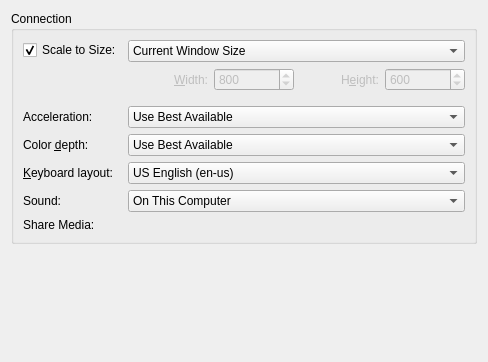
Before: the Qt Designer form rdp/rdppreferences.ui in KDE/krdc, drawn with Qt 5.
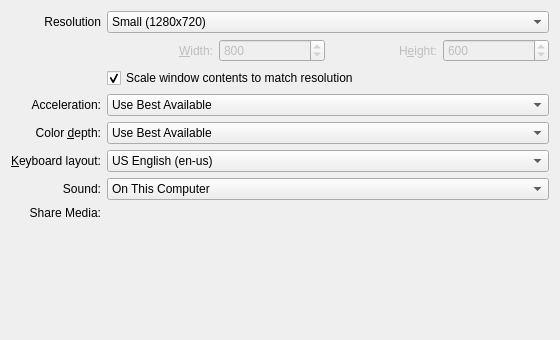
After: the same form once the commit is applied. Custom widgets are drawn as their Qt base class.

Commit message: rdp: Support scaling the window contents and fix resolution selection

The edit to the form file:
```diff
--- a/rdp/rdppreferences.ui
+++ b/rdp/rdppreferences.ui
@@ -6,54 +6,23 @@
    <rect>
     <x>0</x>
     <y>0</y>
-    <width>488</width>
-    <height>362</height>
+    <width>560</width>
+    <height>340</height>
    </rect>
   </property>
-  <layout class="QVBoxLayout" name="verticalLayout_2">
-   <item>
-    <widget class="QGroupBox" name="connectionGroupBox">
-     <property name="title">
-      <string>Connection</string>
-     </property>
-     <layout class="QFormLayout" name="formLayout_2">
-      <item row="0" column="0">
-       <layout class="QVBoxLayout">
-        <item>
-         <widget class="QCheckBox" name="kcfg_ScaleToSize">
-          <property name="minimumSize">
-           <size>
-            <width>0</width>
-            <height>0</height>
-           </size>
-          </property>
+  <layout class="QGridLayout" name="gridLayout">
+   <item row="8" column="0">
+    <widget class="QLabel" name="shareMediaLabel">
           <property name="text">
-           <string>Scale to Size:</string>
-          </property>
-          <property name="checked">
-           <bool>true</bool>
+      <string>Share Media:</string>
+     </property>
+     <property name="alignment">
+      <set>Qt::AlignRight|Qt::AlignTrailing|Qt::AlignVCenter</set>
           </property>
          </widget>
         </item>
-        <item>
-         <spacer name="spacer">
-          <property name="orientation">
-           <enum>Qt::Vertical</enum>
-          </property>
-          <property name="sizeHint" stdset="0">
-           <size>
-            <width>20</width>
-            <height>40</height>
-           </size>
-          </property>
-         </spacer>
-        </item>
-       </layout>
-      </item>
-      <item row="0" column="1">
-       <layout class="QVBoxLayout">
-        <item>
-         <widget class="KComboBox" name="kcfg_Resolution">
+   <item row="5" column="1">
+    <widget class="KComboBox" name="kcfg_ColorDepth">
           <property name="sizePolicy">
            <sizepolicy hsizetype="MinimumExpanding" vsizetype="Fixed">
             <horstretch>0</horstretch>
@@ -66,15 +35,9 @@
             <height>0</height>
            </size>
           </property>
-          <property name="whatsThis">
-           <string>Here you can specify the resolution of the remote desktop. This resolution determines the size of the desktop that will be presented to you.</string>
-          </property>
-          <property name="currentIndex">
-           <number>4</number>
-          </property>
           <item>
            <property name="text">
-            <string>Small (1280x720)</string>
+       <string>Use Best Available</string>
            </property>
           </item>
           <item>
@@ -94,17 +57,12 @@
           </item>
           <item>
            <property name="text">
-            <string>Current Window Size</string>
-           </property>
-          </item>
-          <item>
-           <property name="text">
-            <string>Custom Resolution (...)</string>
+       <string>Low Color (8 Bit)</string>
            </property>
           </item>
          </widget>
         </item>
-        <item>
+   <item row="2" column="1">
          <layout class="QHBoxLayout">
           <item>
            <widget class="QLabel" name="widthLabel">
@@ -172,70 +130,185 @@
           </item>
          </layout>
         </item>
-       </layout>
-      </item>
-      <item row="3" column="0">
+   <item row="4" column="0">
+    <widget class="QLabel" name="accelerationLabel">
+     <property name="text">
+      <string>Acceleration:</string>
+     </property>
+     <property name="alignment">
+      <set>Qt::AlignRight|Qt::AlignTrailing|Qt::AlignVCenter</set>
+     </property>
+    </widget>
+   </item>
+   <item row="9" column="1">
+    <spacer>
+     <property name="orientation">
+      <enum>Qt::Vertical</enum>
+     </property>
+     <property name="sizeHint" stdset="0">
+      <size>
+       <width>428</width>
+       <height>16</height>
+      </size>
+     </property>
+    </spacer>
+   </item>
+   <item row="5" column="0">
        <widget class="QLabel" name="colorDepthLabel">
         <property name="text">
          <string>Color &amp;depth:</string>
         </property>
+     <property name="alignment">
+      <set>Qt::AlignRight|Qt::AlignTrailing|Qt::AlignVCenter</set>
+     </property>
         <property name="buddy">
          <cstring>kcfg_ColorDepth</cstring>
         </property>
        </widget>
       </item>
-      <item row="3" column="1">
-       <widget class="KComboBox" name="kcfg_ColorDepth">
-        <property name="sizePolicy">
-         <sizepolicy hsizetype="MinimumExpanding" vsizetype="Fixed">
-          <horstretch>0</horstretch>
-          <verstretch>0</verstretch>
-         </sizepolicy>
-        </property>
-        <property name="minimumSize">
-         <size>
-          <width>280</width>
-          <height>0</height>
-         </size>
-        </property>
-        <item>
+   <item row="1" column="0">
+    <widget class="QLabel" name="resolutionLabel">
          <property name="text">
-          <string>Use Best Available</string>
-         </property>
-        </item>
-        <item>
-         <property name="text">
-          <string>True Color with Alpha (32 Bit)</string>
-         </property>
-        </item>
-        <item>
-         <property name="text">
-          <string>True Color (24 Bit)</string>
-         </property>
-        </item>
-        <item>
-         <property name="text">
-          <string>High Color (16 Bit)</string>
-         </property>
-        </item>
-        <item>
-         <property name="text">
-          <string>Low Color (8 Bit)</string>
-         </property>
-        </item>
-       </widget>
-      </item>
-      <item row="4" column="0">
+      <string>Resolution</string>
+     </property>
+     <property name="alignment">
+      <set>Qt::AlignRight|Qt::AlignTrailing|Qt::AlignVCenter</set>
+     </property>
+    </widget>
+   </item>
+   <item row="6" column="0">
        <widget class="QLabel" name="layoutLabel">
         <property name="text">
          <string>&amp;Keyboard layout:</string>
         </property>
+     <property name="alignment">
+      <set>Qt::AlignRight|Qt::AlignTrailing|Qt::AlignVCenter</set>
+     </property>
         <property name="buddy">
          <cstring>kcfg_KeyboardLayout</cstring>
         </property>
        </widget>
       </item>
+   <item row="7" column="1">
+    <widget class="KComboBox" name="kcfg_Sound">
+     <property name="sizePolicy">
+      <sizepolicy hsizetype="MinimumExpanding" vsizetype="Fixed">
+       <horstretch>0</horstretch>
+       <verstretch>0</verstretch>
+      </sizepolicy>
+     </property>
+     <property name="minimumSize">
+      <size>
+       <width>280</width>
+       <height>0</height>
+      </size>
+     </property>
+     <item>
+      <property name="text">
+       <string>On This Computer</string>
+      </property>
+     </item>
+     <item>
+      <property name="text">
+       <string>On Remote Computer</string>
+      </property>
+     </item>
+     <item>
+      <property name="text">
+       <string>Disable Sound</string>
+      </property>
+     </item>
+    </widget>
+   </item>
+   <item row="1" column="1">
+    <widget class="KComboBox" name="kcfg_Resolution">
+     <property name="sizePolicy">
+      <sizepolicy hsizetype="MinimumExpanding" vsizetype="Fixed">
+       <horstretch>0</horstretch>
+       <verstretch>0</verstretch>
+      </sizepolicy>
+     </property>
+     <property name="minimumSize">
+      <size>
+       <width>280</width>
+       <height>0</height>
+      </size>
+     </property>
+     <property name="whatsThis">
+      <string>Here you can specify the resolution of the remote desktop. This resolution determines the size of the desktop that will be presented to you.</string>
+     </property>
+     <property name="currentIndex">
+      <number>0</number>
+     </property>
+     <item>
+      <property name="text">
+       <string>Small (1280x720)</string>
+      </property>
+     </item>
+     <item>
+      <property name="text">
+       <string>Medium (1600x900)</string>
+      </property>
+     </item>
+     <item>
+      <property name="text">
+       <string>Large (1920x1080)</string>
+      </property>
+     </item>
+     <item>
+      <property name="text">
+       <string>Current Window Size</string>
+      </property>
+     </item>
+     <item>
+      <property name="text">
+       <string>Current Screen Resolution</string>
+      </property>
+     </item>
+     <item>
+      <property name="text">
+       <string>Custom Resolution (...)</string>
+      </property>
+     </item>
+    </widget>
+   </item>
       <item row="4" column="1">
+    <widget class="KComboBox" name="kcfg_Acceleration">
+     <property name="sizePolicy">
+      <sizepolicy hsizetype="MinimumExpanding" vsizetype="Fixed">
+       <horstretch>0</horstretch>
+       <verstretch>0</verstretch>
+      </sizepolicy>
+     </property>
+     <property name="minimumSize">
+      <size>
+       <width>280</width>
+       <height>0</height>
+      </size>
+     </property>
+     <item>
+      <property name="text">
+       <string>Use Best Available</string>
+      </property>
+     </item>
+     <item>
+      <property name="text">
+       <string>Force H.264</string>
+      </property>
+     </item>
+     <item>
+      <property name="text">
+       <string>Force RemoteFX</string>
+      </property>
+     </item>
+     <item>
+      <property name="text">
+       <string>Disable All Acceleration</string>
+      </property>
+     </item>
+    </widget>
+   </item>
+   <item row="6" column="1">
        <widget class="KComboBox" name="kcfg_KeyboardLayout">
         <property name="sizePolicy">
          <sizepolicy hsizetype="MinimumExpanding" vsizetype="Fixed">
@@ -442,56 +515,24 @@
         </item>
        </widget>
       </item>
-      <item row="5" column="0">
-       <widget class="QLabel" name="soundLabel">
-        <property name="text">
-         <string comment="label for soundsettings in preferences dialog">Sound:</string>
-        </property>
-        <property name="buddy">
-         <cstring>kcfg_Sound</cstring>
-        </property>
-       </widget>
-      </item>
-      <item row="5" column="1">
-       <widget class="KComboBox" name="kcfg_Sound">
-        <property name="sizePolicy">
-         <sizepolicy hsizetype="MinimumExpanding" vsizetype="Fixed">
-          <horstretch>0</horstretch>
-          <verstretch>0</verstretch>
-         </sizepolicy>
-        </property>
+   <item row="3" column="1">
+    <widget class="QCheckBox" name="kcfg_ScaleToSize">
         <property name="minimumSize">
          <size>
-          <width>280</width>
+       <width>0</width>
           <height>0</height>
          </size>
         </property>
-        <item>
          <property name="text">
-          <string>On This Computer</string>
-         </property>
-        </item>
-        <item>
-         <property name="text">
-          <string>On Remote Computer</string>
-         </property>
-        </item>
-        <item>
-         <property name="text">
-          <string>Disable Sound</string>
-         </property>
-        </item>
-       </widget>
-      </item>
-      <item row="6" column="0">
-       <widget class="QLabel" name="shareMediaLabel">
-        <property name="text">
-         <string>Share Media:</string>
-        </property>
-       </widget>
-      </item>
-      <item row="6" column="1">
-       <widget class="KUrlRequester" name="kcfg_shareMedia">
+      <string>Scale window contents to match resolution</string>
+     </property>
+     <property name="checked">
+      <bool>true</bool>
+     </property>
+    </widget>
+   </item>
+   <item row="8" column="1">
+    <widget class="KUrlRequester" name="kcfg_ShareMedia">
         <property name="sizePolicy">
          <sizepolicy hsizetype="MinimumExpanding" vsizetype="Preferred">
           <horstretch>0</horstretch>
@@ -506,64 +547,18 @@
         </property>
        </widget>
       </item>
-      <item row="2" column="1">
-       <widget class="KComboBox" name="kcfg_Acceleration">
-        <property name="sizePolicy">
-         <sizepolicy hsizetype="MinimumExpanding" vsizetype="Fixed">
-          <horstretch>0</horstretch>
-          <verstretch>0</verstretch>
-         </sizepolicy>
-        </property>
-        <property name="minimumSize">
-         <size>
-          <width>280</width>
-          <height>0</height>
-         </size>
-        </property>
-        <item>
+   <item row="7" column="0">
+    <widget class="QLabel" name="soundLabel">
          <property name="text">
-          <string>Use Best Available</string>
-         </property>
-        </item>
-        <item>
-         <property name="text">
-          <string>Force H.264</string>
-         </property>
-        </item>
-        <item>
-         <property name="text">
-          <string>Force RemoteFX</string>
-         </property>
-        </item>
-        <item>
-         <property name="text">
-          <string>Disable All Acceleration</string>
-         </property>
-        </item>
-       </widget>
-      </item>
-      <item row="2" column="0">
-       <widget class="QLabel" name="accelerationLabel">
-        <property name="text">
-         <string>Acceleration:</string>
-        </property>
-       </widget>
-      </item>
-     </layout>
-    </widget>
-   </item>
-   <item>
-    <spacer>
-     <property name="orientation">
-      <enum>Qt::Vertical</enum>
-     </property>
-     <property name="sizeHint" stdset="0">
-      <size>
-       <width>428</width>
-       <height>16</height>
-      </size>
-     </property>
-    </spacer>
+      <string comment="label for soundsettings in preferences dialog">Sound:</string>
+     </property>
+     <property name="alignment">
+      <set>Qt::AlignRight|Qt::AlignTrailing|Qt::AlignVCenter</set>
+     </property>
+     <property name="buddy">
+      <cstring>kcfg_Sound</cstring>
+     </property>
+    </widget>
    </item>
   </layout>
  </widget>
```
Left out of the diff: 7 changed lines with no effect on the pictures. Lines whose indentation alone changed are shown as unchanged. The commit also changes 6 other files.
